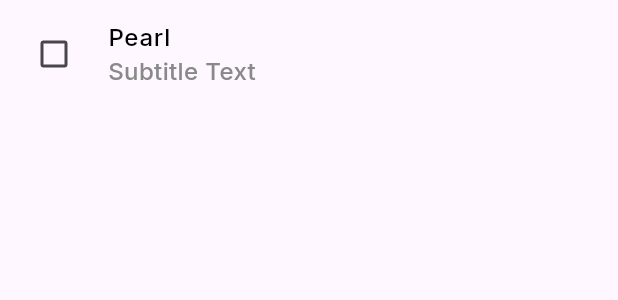
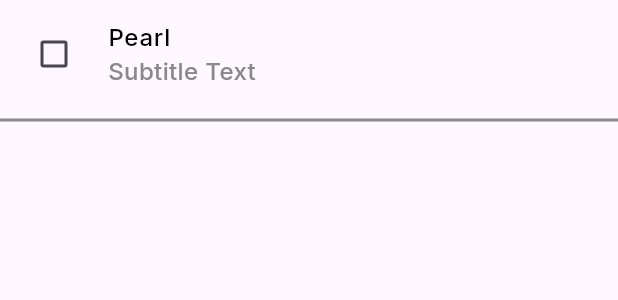
Before and after one commit to Shade2012/holytea_slicing_ui, a Flutter app: the CustomCheckbox widget shown alone on an empty page, opened directly, on a phone screen of 412 x 824 dp. Shown: the top 300 px of the screen. Run offline on Flutter 3.47's test engine with Material 2 defaults, Android fonts, the phone set to English and light mode, and no system bars; our stand-ins replace carousel_slider, flutter_rating_bar, flutter_spinkit, get, google_fonts, image_picker and 2 more; accounts and stored records are empty.

Commit message:
style: [CA] add divider in checkedbox widget

```diff
--- a/lib/widgets/checkedboxwidget.dart
+++ b/lib/widgets/checkedboxwidget.dart
@@ -54,7 +54,9 @@ class CustomCheckboxState extends State<CustomCheckbox> {
 
   @override
   Widget build(BuildContext context) {
-    return Theme(
+    return Column(
+      children: [
+        Theme(
           data: Theme.of(context).copyWith(
             unselectedWidgetColor: primaryColor,
           ),
@@ -79,6 +81,12 @@ class CustomCheckboxState extends State<CustomCheckbox> {
             activeColor: primaryColor,
             checkColor: Colors.white,
           ),
+        ),
+        Divider(
+          color: colorText,
+          thickness: 2,
+        ),
+      ],
     );
   }
 }
```
Lines whose indentation alone changed are shown as unchanged.
